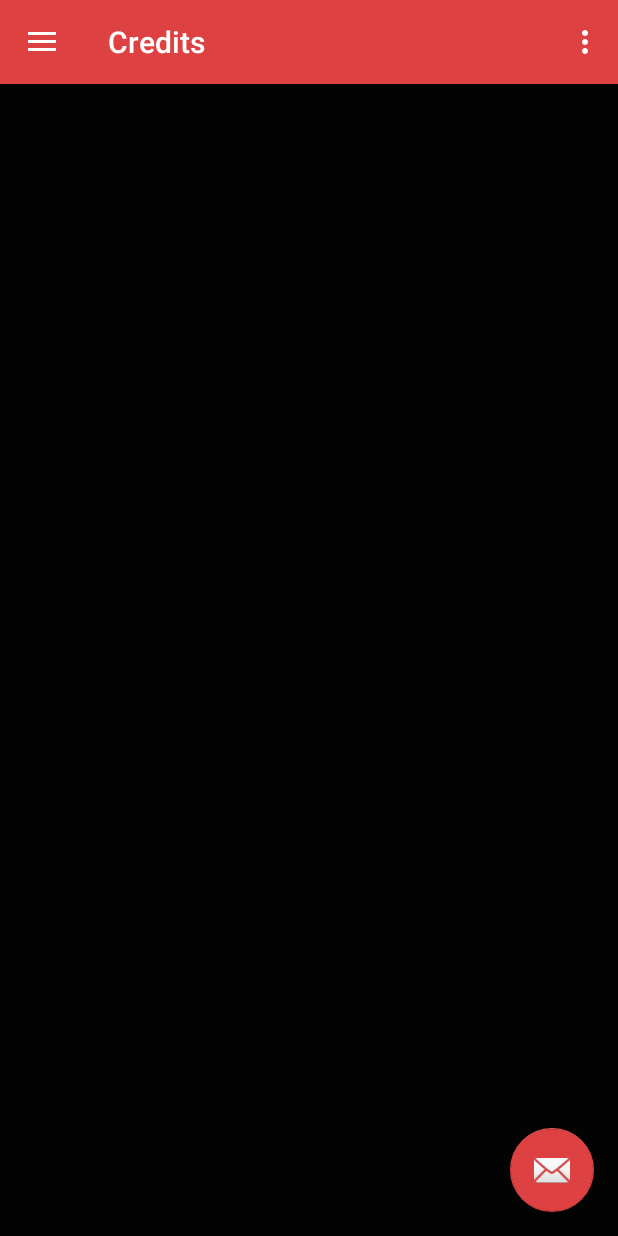
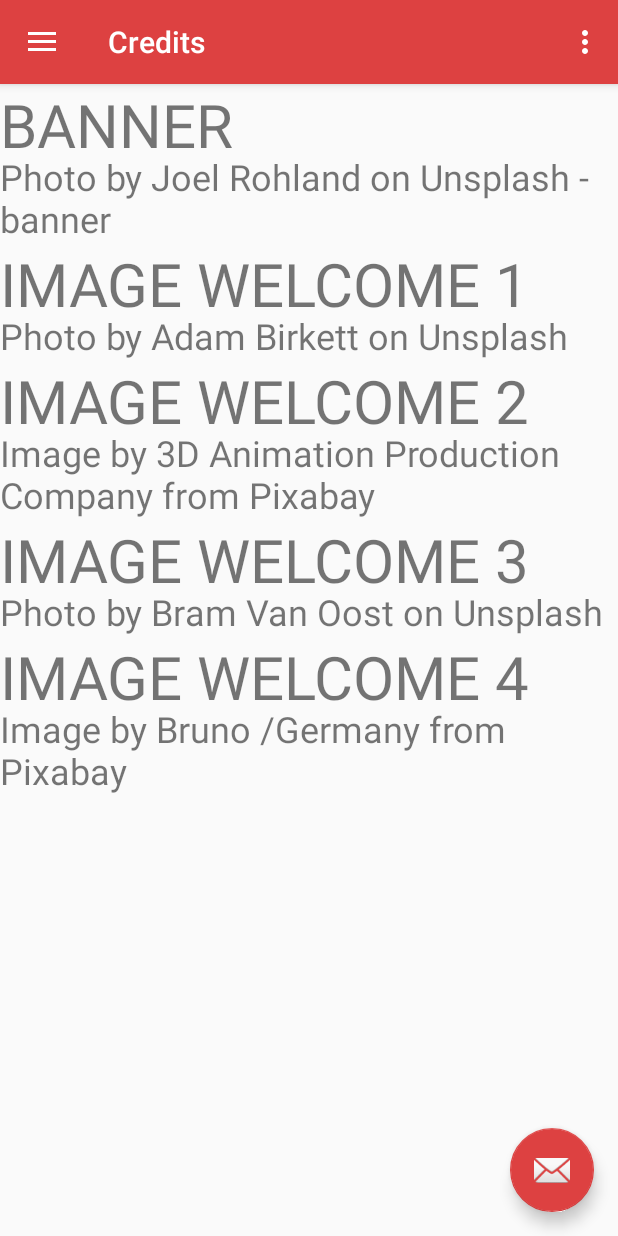
Before and after one commit to kyash108/Spiceful, an Android app: the screen it shows after launch (MainActivity), in the side drawer, after a tap on "Credits", on a phone screen of 412 x 824 dp. Run offline under Robolectric (Android 15) with nearby library versions, the light colour scheme and no system bars; our stand-ins replace navigation-ui.

Commit message:
added recycler view to the credit fragment

```diff
--- a/app/src/main/java/com/example/spiceful/Credit.java
+++ b/app/src/main/java/com/example/spiceful/Credit.java
@@ -3,10 +3,14 @@
 import android.os.Bundle;
 
 import androidx.fragment.app.Fragment;
+import androidx.recyclerview.widget.LinearLayoutManager;
+import androidx.recyclerview.widget.RecyclerView;
 
 import android.view.LayoutInflater;
 import android.view.View;
 import android.view.ViewGroup;
+
+import java.util.ArrayList;
 
 /**
  * A simple {@link Fragment} subclass.
@@ -59,6 +63,19 @@
     public View onCreateView(LayoutInflater inflater, ViewGroup container,
                              Bundle savedInstanceState) {
         // Inflate the layout for this fragment
-        return inflater.inflate(R.layout.fragment_credit, container, false);
+        View view = inflater.inflate(R.layout.fragment_credit, container, false);
+        RecyclerView recyclerView = view.findViewById(R.id.recycle);
+        ArrayList<Term> terms = new ArrayList<>();
+        terms.add(new Term("BANNER", "Photo by Joel Rohland on Unsplash - banner"));
+        terms.add(new Term("IMAGE WELCOME 1","Photo by Adam Birkett on Unsplash"));
+        terms.add(new Term("IMAGE WELCOME 2","Image by 3D Animation Production Company from Pixabay"));
+        terms.add(new Term("IMAGE WELCOME 3","Photo by Bram Van Oost on Unsplash"));
+        terms.add(new Term("IMAGE WELCOME 4","Image by Bruno /Germany from Pixabay"));
+        //layout manager
+//        recyclerView.setLayoutManager(new GridLayoutManager(getContext(),3));
+        recyclerView.setLayoutManager(new LinearLayoutManager(getContext()));
+        //adaptor
+        recyclerView.setAdapter(new CustomRecyclerViewAdapter(terms));
+        return view;
     }
 }
--- /dev/null
+++ b/app/src/main/java/com/example/spiceful/CustomRecyclerViewAdapter.java
@@ -0,0 +1,51 @@
+package com.example.spiceful;
+
+import android.view.LayoutInflater;
+import android.view.View;
+import android.view.ViewGroup;
+import android.widget.TextView;
+
+import androidx.annotation.NonNull;
+import androidx.recyclerview.widget.RecyclerView;
+
+import java.util.ArrayList;
+
+public class CustomRecyclerViewAdapter extends RecyclerView.Adapter<CustomRecyclerViewAdapter.CustomViewHolder> {
+    private ArrayList<Term> terms;
+
+    public CustomRecyclerViewAdapter(ArrayList<Term> terms){
+        this.terms = terms;
+    }
+    @NonNull
+    @Override
+    public CustomViewHolder onCreateViewHolder(@NonNull ViewGroup parent, int viewType) {
+        View view = LayoutInflater.from(parent.getContext()).inflate(R.layout.fragment_recycle_display,null);
+       return  new CustomViewHolder(view);
+    }
+
+    @Override
+    public void onBindViewHolder(@NonNull CustomViewHolder holder, int position) {
+        Term term = terms.get(position);
+        holder.name.setText(term.getName());
+        holder.description.setText(term.getDescription());
+    }
+
+    @Override
+    public int getItemCount() {
+        if (terms != null){
+            return terms.size();
+        }
+        return 0;
+    }
+
+    class CustomViewHolder extends RecyclerView.ViewHolder{
+        protected TextView name;
+        protected TextView description;
+
+        public CustomViewHolder(@NonNull View itemView) {
+            super(itemView);
+            this.name = itemView.findViewById(R.id.name);
+            this.description = itemView.findViewById(R.id.descriptionItem);
+        }
+    }
+}
--- a/app/src/main/java/com/example/spiceful/MainActivity.java
+++ b/app/src/main/java/com/example/spiceful/MainActivity.java
@@ -1,18 +1,14 @@
 package com.example.spiceful;
-import android.content.ClipData;
 import android.content.Intent;
 import android.net.Uri;
 import android.os.Bundle;
 import android.view.MenuItem;
 import android.view.View;
 import android.view.Menu;
-import android.widget.Button;
-
 import com.google.android.material.floatingactionbutton.FloatingActionButton;
 import com.google.android.material.snackbar.Snackbar;
 import com.google.android.material.navigation.NavigationView;
 import androidx.annotation.NonNull;
-import androidx.fragment.app.Fragment;
 import androidx.navigation.NavController;
 import androidx.navigation.Navigation;
 import androidx.navigation.ui.AppBarConfiguration;
--- /dev/null
+++ b/app/src/main/java/com/example/spiceful/Term.java
@@ -0,0 +1,31 @@
+package com.example.spiceful;
+
+public class Term {
+    private String name;
+    private  String description;
+
+    public Term(String name, String description) {
+        this.name = name;
+        this.description = description;
+    }
+
+    public String getName() {
+        return name;
+    }
+
+    public void setName(String name) {
+        this.name = name;
+    }
+
+    public String getDescription() {
+        return description;
+    }
+
+    public void setDescription(String description) {
+        this.description = description;
+    }
+    @Override
+    public String toString() {
+        return this.name;
+    }
+}
--- /dev/null
+++ b/app/src/main/java/com/example/spiceful/creditRecycle.java
@@ -0,0 +1,34 @@
+package com.example.spiceful;
+
+public class creditRecycle {
+    private  String name;
+    private String description;
+
+
+    public creditRecycle(String name, String description) {
+        this.name = name;
+        this.description = description;
+
+    }
+
+    public String getName() {
+        return name;
+    }
+
+    public void setName(String name) {
+        this.name = name;
+    }
+
+    public String getDescription() {
+        return description;
+    }
+
+    public void setDescription(String description) {
+        this.description = description;
+    }
+
+    @Override
+    public String toString() {
+        return this.name;
+    }
+}
--- /dev/null
+++ b/app/src/main/java/com/example/spiceful/recycleDisplay.java
@@ -0,0 +1,5 @@
+package com.example.spiceful;
+
+public class recycleDisplay {
+
+}
--- a/app/src/main/res/layout/fragment_credit.xml
+++ b/app/src/main/res/layout/fragment_credit.xml
@@ -1,7 +1,19 @@
 <?xml version="1.0" encoding="utf-8"?>
-<FrameLayout xmlns:android="http://schemas.android.com/apk/res/android"
+<LinearLayout xmlns:android="http://schemas.android.com/apk/res/android"
     xmlns:tools="http://schemas.android.com/tools"
     android:layout_width="match_parent"
     android:layout_height="match_parent"
-    android:background="@color/bgColor"
-    tools:context=".Credit"/>
+
+
+    android:orientation="vertical"
+    tools:context=".Credit">
+
+    <androidx.recyclerview.widget.RecyclerView
+        android:id="@+id/recycle"
+        android:layout_width="match_parent"
+        android:layout_height="match_parent" >
+    </androidx.recyclerview.widget.RecyclerView>
+
+</LinearLayout>
+
+<!--    android:background="@color/bgColor"-->
--- /dev/null
+++ b/app/src/main/res/layout/fragment_recycle_display.xml
@@ -0,0 +1,21 @@
+<?xml version="1.0" encoding="utf-8"?>
+<LinearLayout xmlns:android="http://schemas.android.com/apk/res/android"
+    android:layout_width="match_parent"
+    android:layout_height="match_parent"
+    android:orientation="vertical"
+    android:scrollbarSize="40sp">
+
+    <TextView
+        android:id="@+id/name"
+        android:layout_width="match_parent"
+        android:layout_height="45dp"
+        android:text="TextView"
+        android:textSize="40sp" />
+
+    <TextView
+        android:id="@+id/descriptionItem"
+        android:layout_width="match_parent"
+        android:layout_height="wrap_content"
+        android:text="TextView"
+        android:textSize="24sp" />
+</LinearLayout>
--- a/app/src/main/res/xml/preference.xml
+++ b/app/src/main/res/xml/preference.xml
@@ -1,5 +1,22 @@
 <?xml version="1.0" encoding="utf-8"?>
-<PreferenceScreen xmlns:android="http://schemas.android.com/apk/res/android">
-
+<PreferenceScreen xmlns:android="http://schemas.android.com/apk/res/android"
+    xmlns:app="http://schemas.android.com/apk/res-auto">
+<!--    <PreferenceCategory-->
+<!--        android:key="expandable"-->
+<!--        android:title="Brightness"-->
+<!--        app:inititalExpandedChildrenCount="1">-->
+<!--        <SeekBarPreference-->
+<!--            android:key="intent_preference"-->
+<!--            android:tittle="Adjust bright"-->
+<!--            android:summary="Wallapepr"-->
+<!--            />-->
+<!--        <DropDownPreference-->
+<!--            android:key="drop_down_preferencce"-->
+<!--            android:tittle="device theme"-->
+<!--            android:summary="automatic"-->
+<!--            android:entries="entru"-->
+<!--            android:entryValues="entry "-->
+<!--            />-->
+<!--    </PreferenceCategory>-->
 
 </PreferenceScreen>
```
